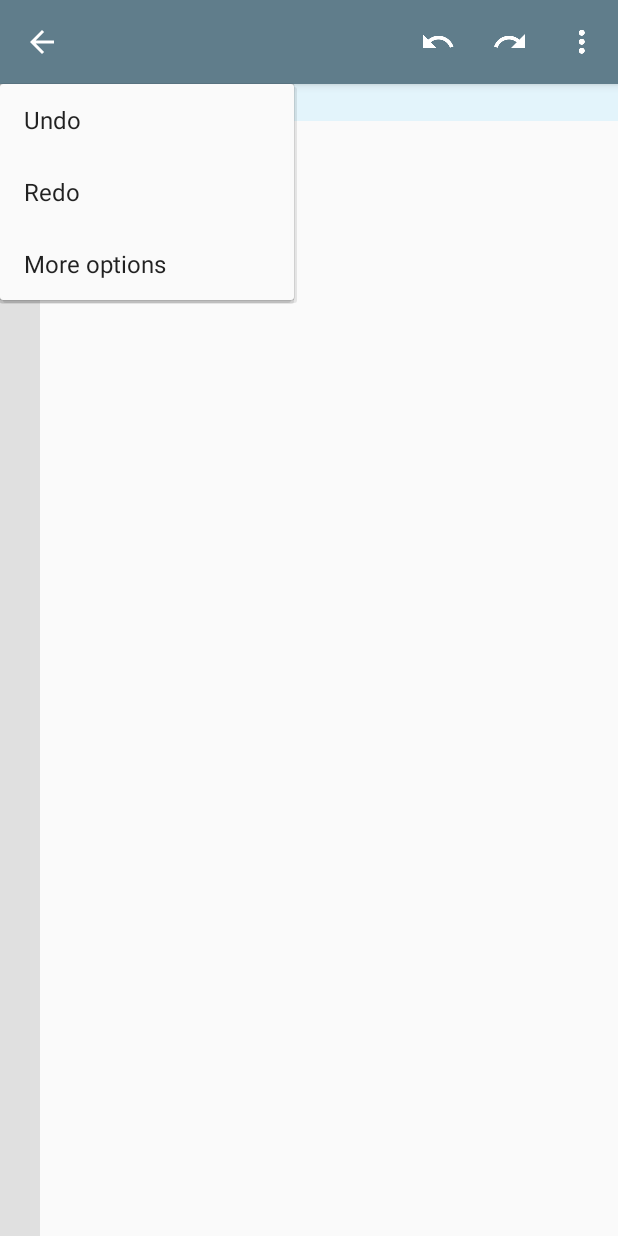
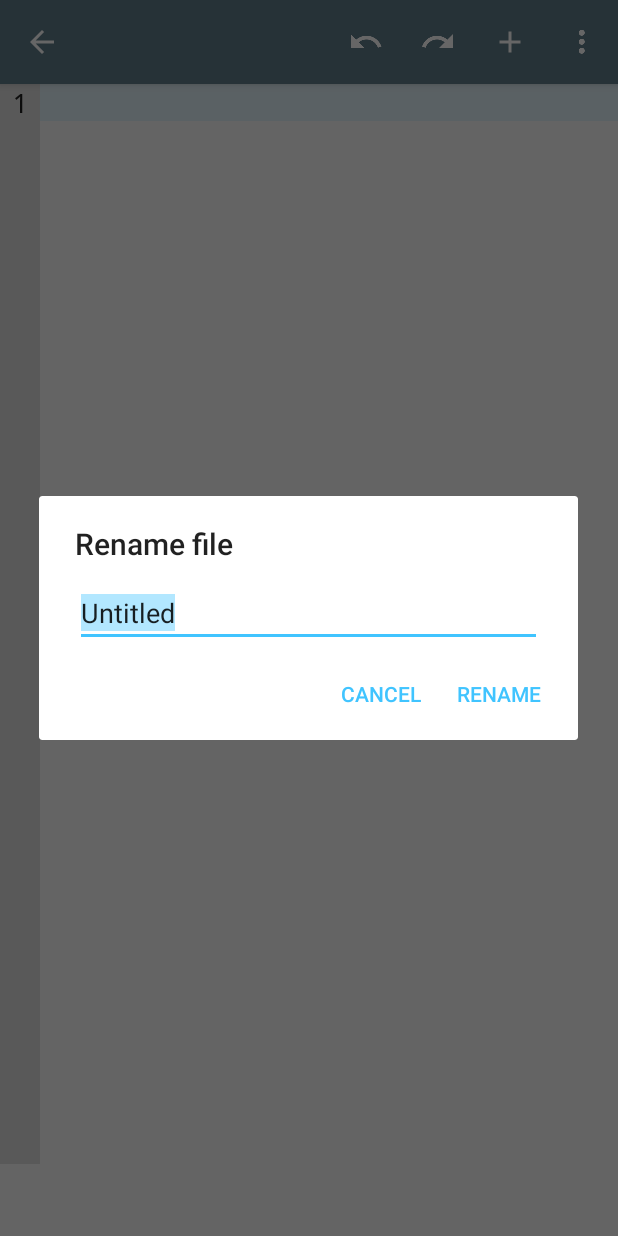
Before and after one commit to tylerfilla/source, an Android app: the screen it shows after launch (EditActivity), after a tap on "More options", on a phone screen of 412 x 824 dp. Run offline under Robolectric (Android 15) with nearby library versions, the phone set to English and light mode, and no system bars.

Commit message:
nom nom nom

```diff
--- a/app/src/main/java/io/microdev/source/EditActivity.java
+++ b/app/src/main/java/io/microdev/source/EditActivity.java
@@ -5,7 +5,6 @@ import android.os.Build;
 import android.os.Bundle;
 import android.support.v7.app.AlertDialog;
 import android.support.v7.app.AppCompatActivity;
-import android.support.v7.widget.PopupMenu;
 import android.support.v7.widget.Toolbar;
 import android.text.Editable;
 import android.text.TextWatcher;
@@ -13,12 +12,14 @@ import android.util.TypedValue;
 import android.view.Menu;
 import android.view.MenuItem;
 import android.view.ViewGroup;
+import android.view.WindowManager;
 import android.widget.EditText;
 import android.widget.FrameLayout;
 
 import java.io.File;
 
 import io.microdev.source.core.EditContext;
+import io.microdev.source.util.Receiver;
 import io.microdev.source.widget.Editor;
 
 public class EditActivity extends AppCompatActivity {
@@ -27,8 +28,6 @@ public class EditActivity extends AppCompatActivity {
     private EditContext editContext;
 
     private Editor editor;
-
-    private PopupMenu menuMoreOptions;
 
     @Override
     protected void onCreate(Bundle savedInstanceState) {
@@ -63,22 +62,6 @@ public class EditActivity extends AppCompatActivity {
             // Clear title
             getSupportActionBar().setTitle("");
         }
-
-        // Create and configure "More options" menu
-        menuMoreOptions = new PopupMenu(this, findViewById(R.id.activityEditToolbar));
-        menuMoreOptions.inflate(R.menu.activity_edit);
-
-        // Listen for options menu item clicks
-        menuMoreOptions.setOnMenuItemClickListener(new PopupMenu.OnMenuItemClickListener() {
-
-            @Override
-            public boolean onMenuItemClick(MenuItem item) {
-                System.out.println("click");
-                menuMoreOptions.show();
-                return true;
-            }
-
-        });
     }
 
     @Override
@@ -95,28 +78,6 @@ public class EditActivity extends AppCompatActivity {
         getMenuInflater().inflate(R.menu.activity_edit, menu);
 
         return super.onCreateOptionsMenu(menu);
-    }
-
-    @Override
-    public boolean onPrepareOptionsMenu(Menu menu) {
-        /*
-        // If a file is being edited
-        if (editContext == EditContext.FILE) {
-            // Build title for filename menu item
-            SpannableStringBuilder menuFilenameTitleBuilder = new SpannableStringBuilder();
-            menuFilenameTitleBuilder.append(file.getName());
-            menuFilenameTitleBuilder.setSpan(new StyleSpan(Typeface.BOLD), 0, menuFilenameTitleBuilder.length(), 0);
-            menuFilenameTitleBuilder.setSpan(new RelativeSizeSpan(1.1f), 0, menuFilenameTitleBuilder.length(), 0);
-
-            // Set title
-            menu.findItem(R.id.menuActivityEditFilename).setTitle(menuFilenameTitleBuilder);
-        } else if (editContext == EditContext.FREE) {
-            // Remove filename menu item
-            menu.removeItem(R.id.menuActivityEditFilename);
-        }
-        */
-
-        return super.onPrepareOptionsMenu(menu);
     }
 
     @Override
@@ -140,8 +101,15 @@ public class EditActivity extends AppCompatActivity {
             return true;
         case R.id.menuActivityEditMoreOptions:
             // Menu button pressed
-            // Show options popup menu
-            menuMoreOptions.show();
+            // TODO: Show options popup menu
+            displayDialogRename(new Receiver<String>() {
+
+                @Override
+                public void put(String obj) {
+                    System.out.println("received: " + obj);
+                }
+
+            });
             return true;
         default:
             // Delegate to super if not handled
@@ -159,30 +127,23 @@ public class EditActivity extends AppCompatActivity {
         }
     }
 
-    private void displayDialogRename() {
+    private void displayDialogRename(final Receiver<String> receiver) {
         // Construct a new dialog builder
         AlertDialog.Builder builder = new AlertDialog.Builder(this);
 
         // Set title and message from XML
-        builder.setTitle(R.string.activity_edit_dialog_rename_title);
-
-        // Set ok button
-        builder.setPositiveButton(R.string.activity_edit_dialog_rename_button_rename, new DialogInterface.OnClickListener() {
-
-            @Override
-            public void onClick(DialogInterface dialogInterface, int i) {
-                System.out.println("Pressed ok button");
-            }
-
-        });
+        builder.setTitle(R.string.dialog_activity_edit_rename_title);
 
         // Content layout for name input
         FrameLayout contentLayout = new FrameLayout(this);
 
+        // Get old or default file name
+        String oldName = file == null ? getString(R.string._default_document_name) : file.getName();
+
         // Create a text input for name entry
-        EditText editTextName = new EditText(this);
-        editTextName.setHint(file.getName());
-        editTextName.setText(file.getName());
+        final EditText editTextName = new EditText(this);
+        editTextName.setHint(oldName);
+        editTextName.setText(oldName);
         editTextName.setSingleLine();
         editTextName.selectAll();
 
@@ -199,8 +160,25 @@ public class EditActivity extends AppCompatActivity {
         // Add input to dialog
         builder.setView(contentLayout);
 
-        // Build and show dialog
+        // Set up cancel button
+        builder.setNegativeButton(R.string.dialog_activity_edit_rename_button_cancel, null);
+
+        // Set up OK button
+        builder.setPositiveButton(R.string.dialog_activity_edit_rename_button_rename, new DialogInterface.OnClickListener() {
+
+            @Override
+            public void onClick(DialogInterface dialogInterface, int i) {
+                // Pass new name to receiver
+                receiver.put(editTextName.getText().toString());
+            }
+
+        });
+
+        // Build and show the dialog
         final AlertDialog dialog = builder.show();
+
+        // Show the keyboard during the dialog interaction
+        dialog.getWindow().setSoftInputMode(WindowManager.LayoutParams.SOFT_INPUT_STATE_VISIBLE);
 
         // Watch for text changes in name input
         editTextName.addTextChangedListener(new TextWatcher() {
--- /dev/null
+++ b/app/src/main/java/io/microdev/source/util/Receiver.java
@@ -0,0 +1,7 @@
+package io.microdev.source.util;
+
+public interface Receiver<T> {
+
+    void put(T obj);
+
+}
--- a/app/src/main/java/io/microdev/source/widget/Editor.java
+++ b/app/src/main/java/io/microdev/source/widget/Editor.java
@@ -277,6 +277,12 @@ public class Editor extends EditText {
 
     @Override
     protected void onDraw(Canvas canvas) {
+        // If rendering in edit mode
+        if (isInEditMode()) {
+            canvas.drawText("[ Editor ]", 0f, 0f, getPaint());
+            return;
+        }
+
         // Render line numbers if preferred
         if (showLineNumbers) {
             // Draw line number column background
--- a/app/src/main/res/layout/activity_edit.xml
+++ b/app/src/main/res/layout/activity_edit.xml
@@ -21,4 +21,10 @@
 
     </ScrollView>
 
+    <LinearLayout
+        android:id="@+id/activityEditQuickBar"
+        style="@style/Activity.Edit.QuickBar">
+
+    </LinearLayout>
+
 </RelativeLayout>
--- a/app/src/main/res/menu/activity_edit.xml
+++ b/app/src/main/res/menu/activity_edit.xml
@@ -5,20 +5,26 @@
 
     <item
         android:id="@+id/menuActivityEditUndo"
+        android:icon="@drawable/ic_undo_white_24dp"
         android:title="@string/menu_activity_edit_item_undo_title"
-        android:icon="@drawable/ic_undo_white_24dp"
         app:showAsAction="always" />
 
     <item
         android:id="@+id/menuActivityEditRedo"
+        android:icon="@drawable/ic_redo_white_24dp"
         android:title="@string/menu_activity_edit_item_redo_title"
-        android:icon="@drawable/ic_redo_white_24dp"
+        app:showAsAction="always" />
+
+    <item
+        android:id="@+id/menuActivityEditInsert"
+        android:icon="@drawable/ic_add_white_24dp"
+        android:title="@string/menu_activity_edit_item_insert_title"
         app:showAsAction="always" />
 
     <item
         android:id="@+id/menuActivityEditMoreOptions"
+        android:icon="@drawable/ic_more_vert_white_24dp"
         android:title="@string/menu_activity_edit_item_more_options_title"
-        android:icon="@drawable/ic_more_vert_white_24dp"
         app:showAsAction="always" />
 
 </menu>
--- a/app/src/main/res/values/colors.xml
+++ b/app/src/main/res/values/colors.xml
@@ -1,9 +1,11 @@
 <?xml version="1.0" encoding="utf-8"?>
 <resources>
+
     <color name="colorPrimary">#607d8b</color>
     <color name="colorPrimaryDark">#455a64</color>
     <color name="colorAccent">#40c4ff</color>
 
     <color name="activity_edit_editor_colorLineHighlight">#2040c4ff</color>
     <color name="activity_edit_editor_colorLineNumberColumnBg">#e0e0e0</color>
+
 </resources>
--- a/app/src/main/res/values/dimens.xml
+++ b/app/src/main/res/values/dimens.xml
@@ -1,5 +1,8 @@
 <?xml version="1.0" encoding="utf-8"?>
 <resources>
+
+    <dimen name="activity_edit_toolbar_elevation">4dp</dimen>
+
     <dimen name="activity_edit_editor_textSize">18sp</dimen>
 
     <dimen name="activity_edit_editor_paddingBottom">0dp</dimen>
@@ -8,5 +11,7 @@
     <dimen name="activity_edit_editor_lineNumberColumnPaddingLeft">8dp</dimen>
     <dimen name="activity_edit_editor_lineNumberColumnPaddingRight">8dp</dimen>
 
-    <dimen name="activity_edit_toolbar_elevation">4dp</dimen>
+    <dimen name="activity_edit_quickbar_elevation">2dp</dimen>
+    <dimen name="activity_edit_quickbar_height">48dp</dimen>
+
 </resources>
--- a/app/src/main/res/values/strings.xml
+++ b/app/src/main/res/values/strings.xml
@@ -1,12 +1,17 @@
 <?xml version="1.0" encoding="utf-8"?>
 <resources>
+
     <string name="app_name">Source</string>
 
-    <string name="activity_edit_dialog_rename_title">Rename file</string>
-    <string name="activity_edit_dialog_rename_button_cancel">Cancel</string>
-    <string name="activity_edit_dialog_rename_button_rename">Rename</string>
+    <string name="dialog_activity_edit_rename_title">Rename file</string>
+    <string name="dialog_activity_edit_rename_button_cancel">Cancel</string>
+    <string name="dialog_activity_edit_rename_button_rename">Rename</string>
 
     <string name="menu_activity_edit_item_undo_title">Undo</string>
     <string name="menu_activity_edit_item_redo_title">Redo</string>
+    <string name="menu_activity_edit_item_insert_title">Insert</string>
     <string name="menu_activity_edit_item_more_options_title">More options</string>
+
+    <string name="_default_document_name">Untitled</string>
+
 </resources>
--- a/app/src/main/res/values/styles.xml
+++ b/app/src/main/res/values/styles.xml
@@ -17,6 +17,7 @@
 
     <style name="Activity.Edit.Scroll" parent="">
         <item name="android:fillViewport">true</item>
+        <item name="android:layout_above">@id/activityEditQuickBar</item>
         <item name="android:layout_below">@id/activityEditToolbar</item>
         <item name="android:layout_height">match_parent</item>
         <item name="android:layout_width">match_parent</item>
@@ -24,26 +25,29 @@
 
     <style name="Activity.Edit.Editor" parent="">
         <!-- Android attrs -->
-        <item name="android:fontFamily">monospace</item>
         <item name="android:imeOptions">flagNoExtractUi</item>
         <item name="android:layout_height">wrap_content</item>
         <item name="android:layout_width">match_parent</item>
         <item name="android:paddingBottom">@dimen/activity_edit_editor_paddingBottom</item>
         <item name="android:paddingTop">@dimen/activity_edit_editor_paddingTop</item>
         <item name="android:textSize">@dimen/activity_edit_editor_textSize</item>
+        <item name="android:typeface">monospace</item>
 
         <!-- Custom attrs -->
         <item name="colorLineHighlight">@color/activity_edit_editor_colorLineHighlight</item>
-        <item name="colorLineNumberColumnBg">@color/activity_edit_editor_colorLineNumberColumnBg
-        </item>
-        <item name="lineNumberColumnPaddingLeft">
-            @dimen/activity_edit_editor_lineNumberColumnPaddingLeft
-        </item>
-        <item name="lineNumberColumnPaddingRight">
-            @dimen/activity_edit_editor_lineNumberColumnPaddingRight
-        </item>
+        <item name="colorLineNumberColumnBg">@color/activity_edit_editor_colorLineNumberColumnBg</item>
+        <item name="lineNumberColumnPaddingLeft">@dimen/activity_edit_editor_lineNumberColumnPaddingLeft</item>
+        <item name="lineNumberColumnPaddingRight">@dimen/activity_edit_editor_lineNumberColumnPaddingRight</item>
         <item name="showLineHighlight">true</item>
         <item name="showLineNumbers">true</item>
+    </style>
+
+    <style name="Activity.Edit.QuickBar" parent="">
+        <item name="android:elevation" tools:targetApi="21">@dimen/activity_edit_quickbar_elevation</item>
+        <item name="android:layout_alignParentBottom">true</item>
+        <item name="android:layout_height">@dimen/activity_edit_quickbar_height</item>
+        <item name="android:layout_width">match_parent</item>
+        <item name="android:orientation">horizontal</item>
     </style>
 
     <style name="AppTheme" parent="Theme.AppCompat.Light.NoActionBar">
```
Also changed, not shown: app/src/main/res/drawable-hdpi/ic_add_white_24dp.png (added), app/src/main/res/drawable-mdpi/ic_add_white_24dp.png (added), app/src/main/res/drawable-xhdpi/ic_add_white_24dp.png (added), app/src/main/res/drawable-xxhdpi/ic_add_white_24dp.png (added), app/src/main/res/drawable-xxxhdpi/ic_add_white_24dp.png (added).
